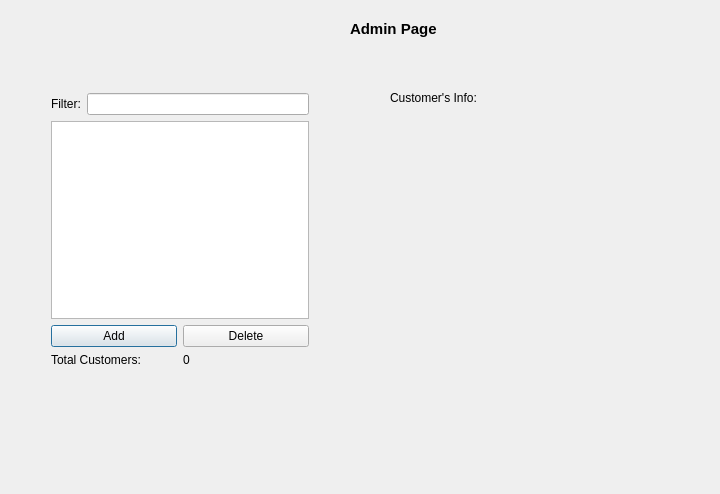
This is Project/adminwindow.ui in nhitz/CS1CProject2 as Qt 5 draws it before an edit. The edited form follows.
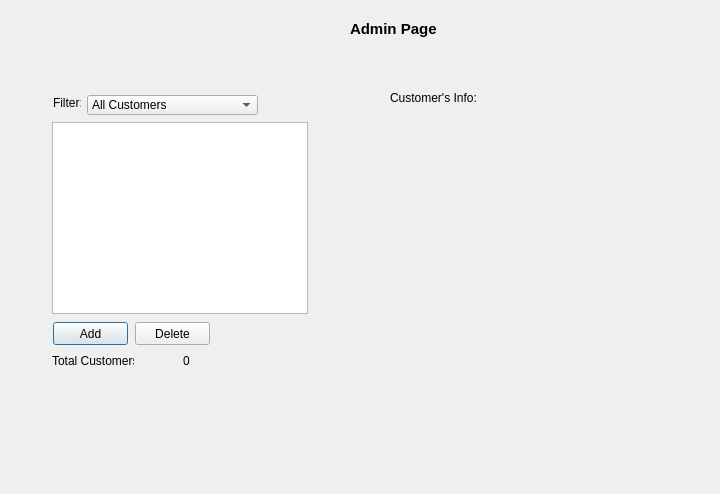
This is the edited form.

Commit message: Added sorting to admin customer list

The edit to the form file:
```diff
--- a/Project/adminwindow.ui
+++ b/Project/adminwindow.ui
@@ -46,7 +46,7 @@
     <string>Customer's Info:</string>
    </property>
   </widget>
-  <widget class="QWidget" name="">
+  <widget class="QWidget" name="layoutWidget">
    <property name="geometry">
     <rect>
      <x>390</x>
@@ -93,70 +93,105 @@
     </item>
    </layout>
   </widget>
-  <widget class="QWidget" name="">
+  <widget class="QListWidget" name="listWidget">
    <property name="geometry">
     <rect>
-     <x>51</x>
-     <y>93</y>
-     <width>258</width>
-     <height>274</height>
+     <x>52</x>
+     <y>122</y>
+     <width>256</width>
+     <height>192</height>
     </rect>
    </property>
-   <layout class="QGridLayout" name="gridLayout_2">
-    <item row="0" column="0" colspan="2">
-     <layout class="QHBoxLayout" name="horizontalLayout_3">
-      <item>
-       <widget class="QLabel" name="label_2">
-        <property name="text">
-         <string>Filter:</string>
-        </property>
-       </widget>
-      </item>
-      <item>
-       <widget class="QLineEdit" name="txtFilter"/>
-      </item>
-     </layout>
-    </item>
-    <item row="1" column="0" colspan="2">
-     <widget class="QListWidget" name="listWidget"/>
-    </item>
-    <item row="2" column="0" colspan="2">
-     <layout class="QHBoxLayout" name="horizontalLayout_2">
-      <item>
-       <widget class="QPushButton" name="AddButton">
-        <property name="text">
-         <string>Add</string>
-        </property>
-       </widget>
-      </item>
-      <item>
-       <layout class="QHBoxLayout" name="horizontalLayout">
-        <item>
-         <widget class="QPushButton" name="DeleteButton">
-          <property name="text">
-           <string>Delete</string>
-          </property>
-         </widget>
-        </item>
-       </layout>
-      </item>
-     </layout>
-    </item>
-    <item row="3" column="0">
-     <widget class="QLabel" name="labelTotalCustomers">
-      <property name="text">
-       <string>Total Customers:</string>
-      </property>
-     </widget>
-    </item>
-    <item row="3" column="1">
-     <widget class="QLabel" name="labelTotalCustomersNumber">
-      <property name="text">
-       <string>0</string>
-      </property>
-     </widget>
-    </item>
-   </layout>
+  </widget>
+  <widget class="QLabel" name="labelTotalCustomers">
+   <property name="geometry">
+    <rect>
+     <x>52</x>
+     <y>353</y>
+     <width>82</width>
+     <height>16</height>
+    </rect>
+   </property>
+   <property name="text">
+    <string>Total Customers:</string>
+   </property>
+  </widget>
+  <widget class="QLabel" name="labelTotalCustomersNumber">
+   <property name="geometry">
+    <rect>
+     <x>183</x>
+     <y>353</y>
+     <width>16</width>
+     <height>16</height>
+    </rect>
+   </property>
+   <property name="text">
+    <string>0</string>
+   </property>
+  </widget>
+  <widget class="QComboBox" name="comboBox">
+   <property name="geometry">
+    <rect>
+     <x>87</x>
+     <y>95</y>
+     <width>171</width>
+     <height>20</height>
+    </rect>
+   </property>
+   <item>
+    <property name="text">
+     <string>All Customers</string>
+    </property>
+   </item>
+   <item>
+    <property name="text">
+     <string>Key Customers</string>
+    </property>
+   </item>
+   <item>
+    <property name="text">
+     <string>Customers by Name</string>
+    </property>
+   </item>
+  </widget>
+  <widget class="QLabel" name="label_2">
+   <property name="geometry">
+    <rect>
+     <x>53</x>
+     <y>95</y>
+     <width>28</width>
+     <height>16</height>
+    </rect>
+   </property>
+   <property name="text">
+    <string>Filter:</string>
+   </property>
+  </widget>
+  <widget class="QPushButton" name="AddButton">
+   <property name="geometry">
+    <rect>
+     <x>53</x>
+     <y>322</y>
+     <width>75</width>
+     <height>23</height>
+    </rect>
+   </property>
+   <property name="text">
+    <string>Add</string>
+   </property>
+  </widget>
+  <widget class="QPushButton" name="DeleteButton">
+   <property name="geometry">
+    <rect>
+     <x>135</x>
+     <y>322</y>
+     <width>75</width>
+     <height>23</height>
+    </rect>
+   </property>
+   <property name="text">
+    <string>Delete</string>
+   </property>
   </widget>
  </widget>
  <resources/>
```
The commit also changes 5 other files.
